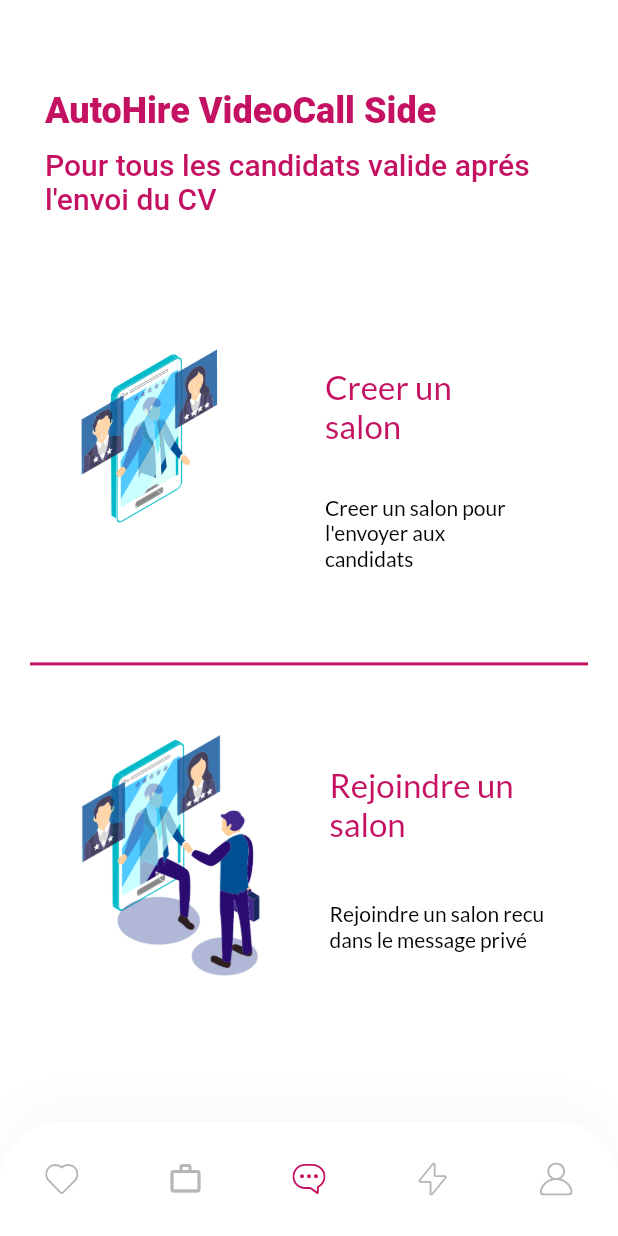
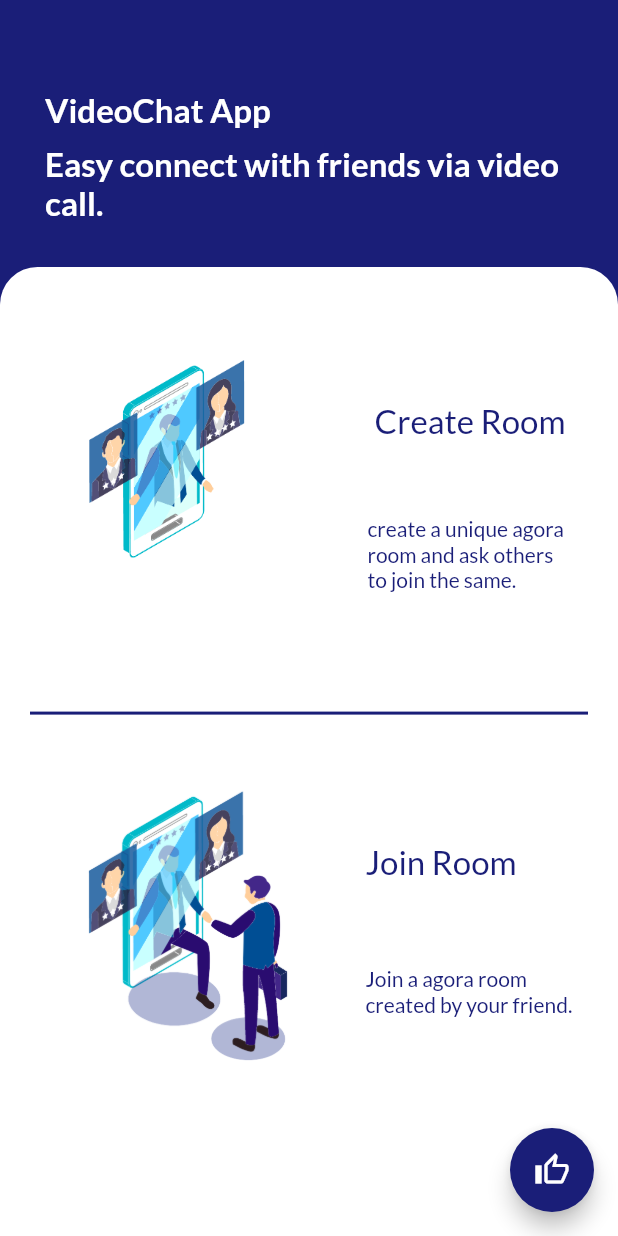
Before and after one commit to Zslouma/FrontAutoHire, a Flutter app: the HomePage screen opened by its route, on a phone screen of 412 x 824 dp. Run offline on Flutter 3.47's test engine with Material 2 defaults, Android fonts, the light colour scheme and no system bars; our stand-ins replace bubble, convex_bottom_bar, flutter_svg, get, google_fonts, permission_handler; missing offline and left inert: agora_rtc_engine, flutter_dialogflow, flutter_share, signal_strength_indicator; network calls fail; Roboto replaces fonts that are missing (Muli); project files that could hold a hidden picture were left out.

Commit message:
added chat bot

```diff
--- a/lib/components/coustom_bottom_nav_bar.dart
+++ b/lib/components/coustom_bottom_nav_bar.dart
@@ -1,6 +1,7 @@
 import 'package:flutter/material.dart';
 import 'package:flutter_svg/flutter_svg.dart';
 import 'package:slouma_v1/videocall/UI/home_page.dart';
+import 'package:slouma_v1/views/chatbot_help/chatbot.dart';
 import 'package:slouma_v1/views/home/ListCompany.dart';
 import 'package:slouma_v1/views/home/ListOffres.dart';
 import 'package:slouma_v1/views/home/listTest.dart';
@@ -88,7 +89,7 @@ class CustomBottomNavBar extends StatelessWidget {
                       : inActiveIconColor,
                 ),
                 onPressed: () =>
-                    Navigator.pushReplacementNamed(context, HomePage.routeName),
+                    Navigator.pushReplacementNamed(context, Chatbot.routeName),
               ),
             ],
           )),
--- a/lib/routes.dart
+++ b/lib/routes.dart
@@ -1,5 +1,6 @@
 import 'package:flutter/widgets.dart';
 import 'package:slouma_v1/videocall/UI/home_page.dart';
+import 'package:slouma_v1/views/chatbot_help/chatbot.dart';
 import 'package:slouma_v1/views/detail_offre/detail_offre.dart';
 import 'package:slouma_v1/views/forgot_password/forgot_password_screen.dart';
 import 'package:slouma_v1/views/home/ListCompany.dart';
@@ -28,6 +29,7 @@ final Map<String, WidgetBuilder> routes = {
   ListOffres.routeName: (context) => ListOffres(),
   DetailOffre.routeName: (context) => DetailOffre(),
   HomePage.routeName: (context) => HomePage(),
+  Chatbot.routeName: (context) => Chatbot(),
 
   /*CompleteProfileScreen.routeName: (context) => CompleteProfileScreen(),
   OtpScreen.routeName: (context) => OtpScreen(),
--- a/lib/utils/utils.dart
+++ b/lib/utils/utils.dart
@@ -1,5 +1,5 @@
 class Utils {
-  static String url = "192.168.1.12:3000";
+  static String url = "192.168.1.40:3000";
   static String company = "/entreprise";
   static String candidat = "/candidature/";
   static String test = "/test/";
--- a/lib/videocall/Controllers/agora_controller.dart
+++ b/lib/videocall/Controllers/agora_controller.dart
@@ -1,7 +1,7 @@
 import 'dart:async';
 
 import 'package:agora_rtc_engine/agora_rtc_engine.dart';
-import '../Helpers/utils.dart';
+import 'package:slouma_v1/videocall/Helpers/utils.dart';
 import 'package:get/get.dart';
 
 class AgoraController extends GetxController {
--- a/lib/videocall/Helpers/utils.dart
+++ b/lib/videocall/Helpers/utils.dart
@@ -4,7 +4,7 @@ import 'package:permission_handler/permission_handler.dart';
 import 'package:flutter_share/flutter_share.dart';
 
 String getAgoraAppId() {
-  return "7d9cf0dd38604d1993eb6f960566bde7"; // Return Your Agora App Id
+  return "aa6759592a1f44e4a1cdad226f56b606"; // Return Your Agora App Id
 }
 
 checkNoSignleDigit(int no) {
--- a/lib/videocall/UI/home_page.dart
+++ b/lib/videocall/UI/home_page.dart
@@ -1,16 +1,16 @@
-import 'package:slouma_v1/components/coustom_bottom_nav_bar.dart';
-
-import '../../enums.dart';
-import 'Dialogs/create_room.dart';
-import 'Dialogs/join_room.dart';
+import 'package:slouma_v1/videocall/UI/Dialogs/create_room.dart';
+import 'package:slouma_v1/videocall/UI/Dialogs/join_room.dart';
 import 'package:flutter/material.dart';
-import '../Helpers/text_styles.dart';
+import 'package:slouma_v1/videocall/Helpers/text_styles.dart';
+import 'package:get/get.dart';
 
 class HomePage extends StatelessWidget {
-  static String routeName = "/videocall";
+  static String routeName = "/videe";
+
   @override
   Widget build(BuildContext context) {
     return Scaffold(
+      backgroundColor: const Color(0xFF1A1E78),
       body: Column(
         crossAxisAlignment: CrossAxisAlignment.start,
         children: [
@@ -23,19 +23,15 @@ class HomePage extends StatelessWidget {
               mainAxisSize: MainAxisSize.min,
               crossAxisAlignment: CrossAxisAlignment.start,
               children: [
-                Text("AutoHire VideoCall Side",
-                    style: TextStyle(
-                      color: Color(0xFFC51162),
-                      fontWeight: FontWeight.w800,
-                      fontSize: 24.0,
-                    )),
+                Text(
+                  "VideoChat App",
+                  style: largeTxtStyle.copyWith(fontWeight: FontWeight.w600),
+                ),
                 const SizedBox(height: 10),
-                Text("Pour tous les candidats valide aprés l'envoi du CV",
-                    style: TextStyle(
-                      color: Color(0xFFC51162),
-                      fontWeight: FontWeight.w500,
-                      fontSize: 20.0,
-                    )),
+                Text(
+                  "Easy connect with friends via video call.",
+                  style: largeTxtStyle.copyWith(fontWeight: FontWeight.w600),
+                ),
               ],
             ),
           ),
@@ -84,14 +80,14 @@ class HomePage extends StatelessWidget {
                                     MainAxisAlignment.spaceEvenly,
                                 children: [
                                   Text(
-                                    "Creer un salon",
+                                    "Create Room",
                                     style: largeTxtStyle.copyWith(
-                                        color: const Color(0xFFC51162)),
+                                        color: const Color(0xFF1A1E78)),
                                   ),
                                   Text(
-                                    "Creer un salon pour l'envoyer aux candidats",
+                                    "create a unique agora room and ask others to join the same.",
                                     style: regularTxtStyle.copyWith(
-                                        color: const Color(0xFF000000)),
+                                        color: const Color(0xFF1A1E78)),
                                   ),
                                 ],
                               ),
@@ -107,7 +103,7 @@ class HomePage extends StatelessWidget {
                         width: MediaQuery.of(context).size.width,
                         height: 2,
                         margin: const EdgeInsets.all(20),
-                        color: const Color(0xFFC51162)),
+                        color: const Color(0xFF1A1E78)),
                   ),
                   Flexible(
                     flex: 4,
@@ -138,14 +134,14 @@ class HomePage extends StatelessWidget {
                                     MainAxisAlignment.spaceEvenly,
                                 children: [
                                   Text(
-                                    "Rejoindre un salon",
+                                    "Join Room",
                                     style: largeTxtStyle.copyWith(
-                                        color: const Color(0xFFC51162)),
+                                        color: const Color(0xFF1A1E78)),
                                   ),
                                   Text(
-                                    "Rejoindre un salon recu dans le message privé",
+                                    "Join a agora room created by your friend.",
                                     style: regularTxtStyle.copyWith(
-                                        color: const Color(0xFF000000)),
+                                        color: const Color(0xFF1A1E78)),
                                   ),
                                 ],
                               ),
@@ -161,7 +157,16 @@ class HomePage extends StatelessWidget {
           ),
         ],
       ),
-      bottomNavigationBar: CustomBottomNavBar(selectedMenu: MenuState.jobs),
+      floatingActionButton: FloatingActionButton(
+        backgroundColor: const Color(0xFF1A1E78),
+        child: Icon(Icons.thumb_up_alt_outlined),
+        onPressed: () {
+          Get.snackbar("You Liked ?", "Please ★ My Project On Git :) ",
+              backgroundColor: Colors.white,
+              colorText: Color(0xFF1A1E78),
+              snackPosition: SnackPosition.BOTTOM);
+        },
+      ),
     );
   }
 }
--- a/lib/views/home/ListCompany.dart
+++ b/lib/views/home/ListCompany.dart
@@ -206,12 +206,12 @@ class _ListCompanyState extends State<ListCompany> {
                                                         Container(
                                                           child: Text(
                                                             snapshot.data[index]
-                                                                ["about"],
+                                                                ["adresse"],
                                                             style: TextStyle(
                                                                 fontWeight:
                                                                     FontWeight
                                                                         .normal,
-                                                                fontSize: 14.0,
+                                                                fontSize: 18.0,
                                                                 color: Colors
                                                                     .grey),
                                                           ),
--- a/lib/views/splash/components/body.dart
+++ b/lib/views/splash/components/body.dart
@@ -66,7 +66,10 @@ class _BodyState extends State<Body> {
                       ),
                     ),
                     Spacer(flex: 5),
-                    FloatingActionButton(
+                    TextButton(
+                      style: ButtonStyle(
+                        alignment: Alignment.center,
+                      ),
                       child: Expanded(
                         child: Text("Continue"),
                       ),
```
Also changed, not shown: assets/service.json (added, +12 -0 lines), lib/videocall/UI/Dialogs/create_room.dart (+4 -4 lines), lib/videocall/UI/Dialogs/join_room.dart (+7 -7 lines), lib/videocall/UI/videocall_page.dart (+4 -4 lines), lib/videocall/main.dart (deleted, +0 -12 lines), lib/views/chatbot_help/chatbot.dart (added, +221 -0 lines), lib/views/detail_offre/detail_offre.dart (+7 -0 lines), lib/views/home/listTest.dart (+15 -7 lines), pubspec.yaml (+7 -1 lines), pubspec.lock, 1 other file.
